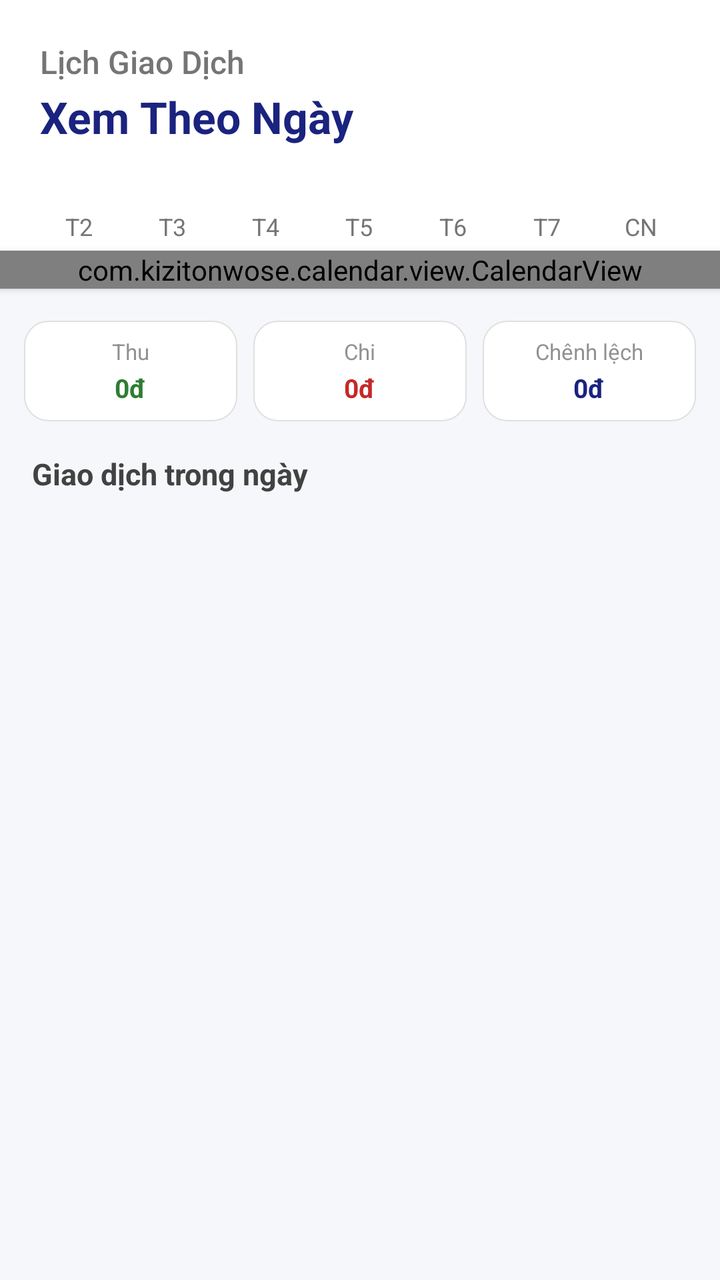
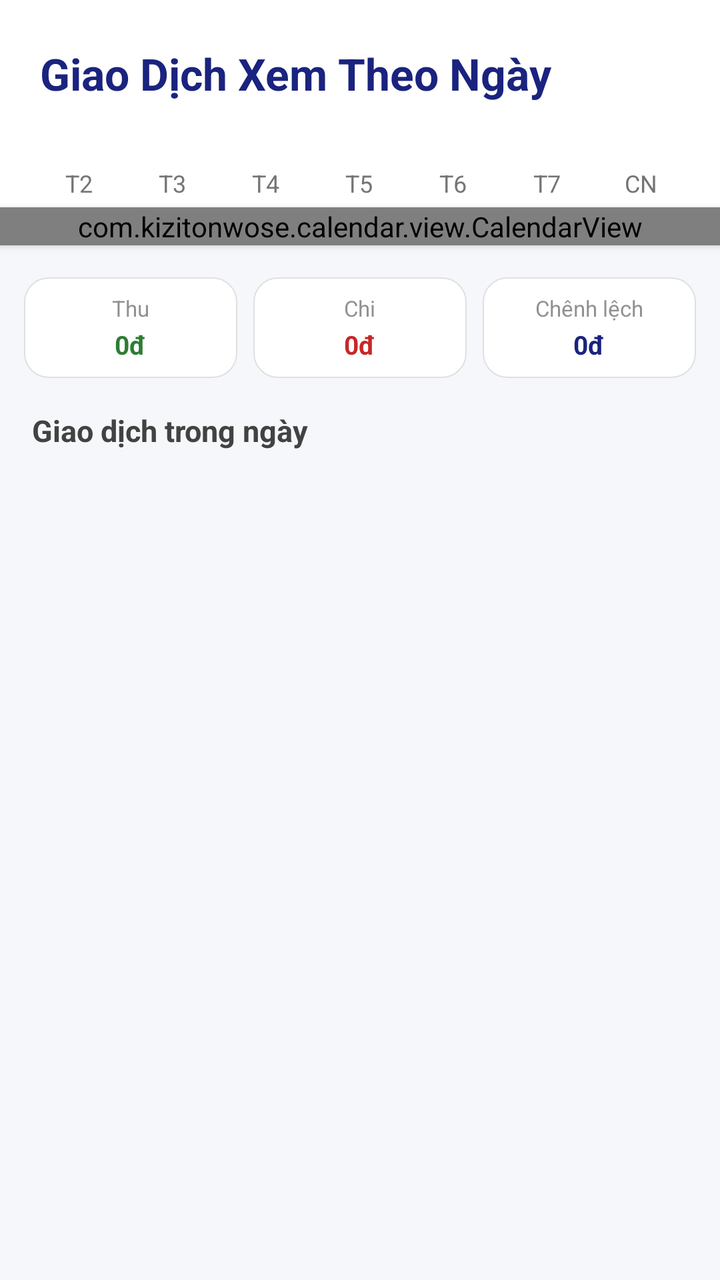

Two renders of the same Android screen: before a commit and after it. Below are the layout's source before the change and the commit's diff.
<!-- AndroidManifest.xml: application theme Theme.QuanLyChiTieu -->
<!-- res/layout/fragment_calendar.xml -->
<?xml version="1.0" encoding="utf-8"?>
<LinearLayout xmlns:android="http://schemas.android.com/apk/res/android"
    xmlns:app="http://schemas.android.com/apk/res-auto"
    android:layout_width="match_parent"
    android:layout_height="match_parent"
    android:background="#F5F7FA"
    android:orientation="vertical">

    <LinearLayout
        android:layout_width="match_parent"
        android:layout_height="wrap_content"
        android:background="@android:color/white"
        android:orientation="vertical"
        android:padding="20dp">

        <TextView
            android:layout_width="wrap_content"
            android:layout_height="wrap_content"
            android:fontFamily="sans-serif-medium"
            android:text="Lịch Giao Dịch"
            android:textColor="#757575"
            android:textSize="16sp" />

        <TextView
            android:layout_width="wrap_content"
            android:layout_height="wrap_content"
            android:layout_marginTop="2dp"
            android:text="Xem Theo Ngày"
            android:textColor="#1A237E"
            android:textSize="22sp"
            android:textStyle="bold" />
    </LinearLayout>

    <LinearLayout
        android:layout_width="match_parent"
        android:layout_height="wrap_content"
        android:background="@android:color/white"
        android:orientation="horizontal"
        android:weightSum="7"
        android:paddingHorizontal="16dp"
        android:paddingTop="12dp"
        android:paddingBottom="4dp">

        <TextView android:id="@+id/tvDay0" android:layout_width="0dp" android:layout_height="wrap_content" android:layout_weight="1" android:gravity="center" android:text="T2" android:textColor="#757575" android:textSize="12sp"/>
        <TextView android:id="@+id/tvDay1" android:layout_width="0dp" android:layout_height="wrap_content" android:layout_weight="1" android:gravity="center" android:text="T3" android:textColor="#757575" android:textSize="12sp"/>
        <TextView android:id="@+id/tvDay2" android:layout_width="0dp" android:layout_height="wrap_content" android:layout_weight="1" android:gravity="center" android:text="T4" android:textColor="#757575" android:textSize="12sp"/>
        <TextView android:id="@+id/tvDay3" android:layout_width="0dp" android:layout_height="wrap_content" android:layout_weight="1" android:gravity="center" android:text="T5" android:textColor="#757575" android:textSize="12sp"/>
        <TextView android:id="@+id/tvDay4" android:layout_width="0dp" android:layout_height="wrap_content" android:layout_weight="1" android:gravity="center" android:text="T6" android:textColor="#757575" android:textSize="12sp"/>
        <TextView android:id="@+id/tvDay5" android:layout_width="0dp" android:layout_height="wrap_content" android:layout_weight="1" android:gravity="center" android:text="T7" android:textColor="#757575" android:textSize="12sp"/>
        <TextView android:id="@+id/tvDay6" android:layout_width="0dp" android:layout_height="wrap_content" android:layout_weight="1" android:gravity="center" android:text="CN" android:textColor="#757575" android:textSize="12sp"/>
    </LinearLayout>

    <com.kizitonwose.calendar.view.CalendarView
        android:id="@+id/calendarView"
        android:layout_width="match_parent"
        android:layout_height="wrap_content"
        android:background="@android:color/white"
        android:elevation="2dp"
        android:layout_marginBottom="8dp"
        app:cv_dayViewResource="@layout/calendar_day_layout" />

    <LinearLayout
        android:layout_width="match_parent"
        android:layout_height="wrap_content"
        android:orientation="horizontal"
        android:weightSum="3"
        android:layout_marginHorizontal="12dp"
        android:layout_marginVertical="8dp">

        <LinearLayout
            android:id="@+id/cardDayIncome"
            android:layout_width="0dp"
            android:layout_height="match_parent"
            android:layout_weight="1"
            android:layout_marginEnd="4dp"
            android:background="@drawable/card_summary_income"
            android:gravity="center"
            android:orientation="vertical"
            android:padding="8dp">

            <TextView
                android:layout_width="wrap_content"
                android:layout_height="wrap_content"
                android:alpha="0.8"
                android:text="Thu"
                android:textColor="#757575"
                android:textSize="11sp" />

            <TextView
                android:id="@+id/tvDayIncome"
                android:layout_width="wrap_content"
                android:layout_height="wrap_content"
                android:layout_marginTop="2dp"
                android:maxLines="1"
                android:text="0đ"
                android:textColor="#2E7D32"
                android:textSize="13sp"
                android:textStyle="bold" />
        </LinearLayout>

        <LinearLayout
            android:id="@+id/cardDayExpense"
            android:layout_width="0dp"
            android:layout_height="match_parent"
            android:layout_weight="1"
            android:layout_marginHorizontal="4dp"
            android:background="@drawable/card_summary_expense"
            android:gravity="center"
            android:orientation="vertical"
            android:padding="8dp">

            <TextView
                android:layout_width="wrap_content"
                android:layout_height="wrap_content"
                android:alpha="0.8"
                android:text="Chi"
                android:textColor="#757575"
                android:textSize="11sp" />

            <TextView
                android:id="@+id/tvDayExpense"
                android:layout_width="wrap_content"
                android:layout_height="wrap_content"
                android:layout_marginTop="2dp"
                android:maxLines="1"
                android:text="0đ"
                android:textColor="#C62828"
                android:textSize="13sp"
                android:textStyle="bold" />
        </LinearLayout>

        <LinearLayout
            android:id="@+id/cardDayBalance"
            android:layout_width="0dp"
            android:layout_height="match_parent"
            android:layout_weight="1"
            android:layout_marginStart="4dp"
            android:background="@drawable/card_summary_balance"
            android:gravity="center"
            android:orientation="vertical"
            android:padding="8dp">

            <TextView
                android:layout_width="wrap_content"
                android:layout_height="wrap_content"
                android:alpha="0.8"
                android:text="Chênh lệch"
                android:textColor="#757575"
                android:textSize="11sp" />

            <TextView
                android:id="@+id/tvDayBalance"
                android:layout_width="wrap_content"
                android:layout_height="wrap_content"
                android:layout_marginTop="2dp"
                android:maxLines="1"
                android:text="0đ"
                android:textColor="#1A237E"
                android:textSize="13sp"
                android:textStyle="bold" />
        </LinearLayout>

    </LinearLayout>

    <TextView
        android:id="@+id/tvSelectedDateTitle"
        android:layout_width="wrap_content"
        android:layout_height="wrap_content"
        android:layout_marginStart="16dp"
        android:layout_marginVertical="8dp"
        android:text="Giao dịch trong ngày"
        android:textColor="#424242"
        android:textSize="15sp"
        android:textStyle="bold" />

    <androidx.recyclerview.widget.RecyclerView
        android:id="@+id/rvCalendarTransactions"
        android:layout_width="match_parent"
        android:layout_height="0dp"
        android:layout_weight="1"
        android:layout_marginHorizontal="16dp" />

</LinearLayout>
<!-- res/layout/calendar_day_layout.xml (included above) -->
<?xml version="1.0" encoding="utf-8"?>
<LinearLayout xmlns:android="http://schemas.android.com/apk/res/android"
    android:layout_width="match_parent"
    android:layout_height="match_parent"
    android:gravity="center"
    android:orientation="vertical"
    android:padding="4dp">

    <TextView
        android:id="@+id/tvDayNumber"
        android:layout_width="wrap_content"
        android:layout_height="wrap_content"
        android:gravity="center"
        android:textSize="14sp"
        android:textColor="#212121" />

    <TextView
        android:id="@+id/tvDayDot"
        android:layout_width="wrap_content"
        android:layout_height="wrap_content"
        android:text="⭐"
        android:textSize="8sp"
        android:visibility="gone" />

</LinearLayout>
<!-- resources referenced by this layout -->
<resources>
  <!-- drawable card_summary_balance (drawable) -->
  <?xml version="1.0" encoding="utf-8"?>
  <shape xmlns:android="http://schemas.android.com/apk/res/android"
      android:shape="rectangle">
      <solid android:color="#FFFFFF" />
      <stroke android:width="0.5dp" android:color="#E0E0E0" />
      <corners android:radius="12dp" />
  </shape>
  <!-- drawable card_summary_expense (drawable) -->
  <?xml version="1.0" encoding="utf-8"?>
  <shape xmlns:android="http://schemas.android.com/apk/res/android"
      android:shape="rectangle">
      <solid android:color="#FFFFFF" />
      <stroke android:width="0.5dp" android:color="#E0E0E0" />
      <corners android:radius="12dp" />
  </shape>
  <!-- drawable card_summary_income (drawable) -->
  <?xml version="1.0" encoding="utf-8"?>
  <shape xmlns:android="http://schemas.android.com/apk/res/android"
      android:shape="rectangle">
      <solid android:color="#FFFFFF" />
      <stroke android:width="0.5dp" android:color="#E0E0E0" />
      <corners android:radius="12dp" />
  </shape>
  <style name="Theme.QuanLyChiTieu" parent="Base.Theme.QuanLyChiTieu" />
  <style name="Base.Theme.QuanLyChiTieu" parent="Theme.Material3.DayNight.NoActionBar">
          
          
      </style>
</resources>

<!-- the commit's change to res/layout/fragment_calendar.xml (unified diff, before → after) -->
@@ -16,16 +16,8 @@
         <TextView
             android:layout_width="wrap_content"
             android:layout_height="wrap_content"
-            android:fontFamily="sans-serif-medium"
-            android:text="Lịch Giao Dịch"
-            android:textColor="#757575"
-            android:textSize="16sp" />
-
-        <TextView
-            android:layout_width="wrap_content"
-            android:layout_height="wrap_content"
             android:layout_marginTop="2dp"
-            android:text="Xem Theo Ngày"
+            android:text="Giao Dịch Xem Theo Ngày"
             android:textColor="#1A237E"
             android:textSize="22sp"
             android:textStyle="bold" />
